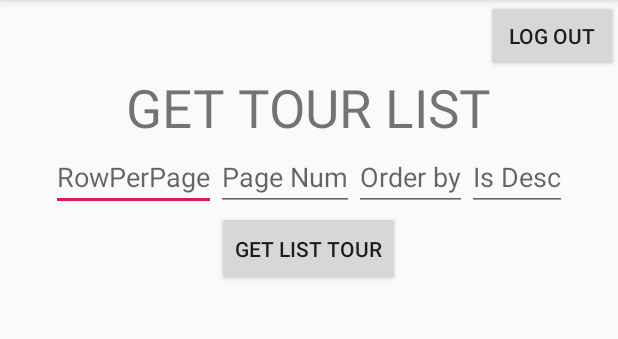
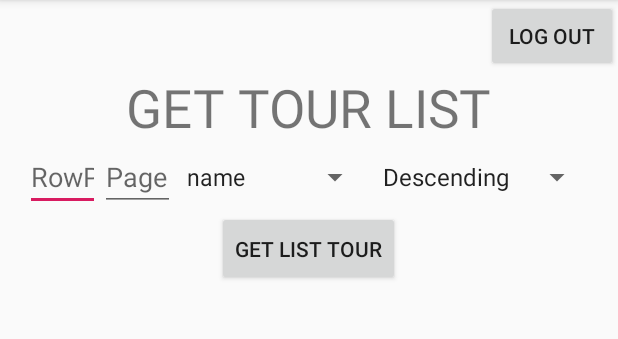
Before and after one commit to datdo7549/Project_travel_assitant, an Android app: the MainActivity screen opened directly, with no data from a screen before it, after a tap on "GET LIST TOUR", on a phone screen of 412 x 824 dp, the part 84-423 px from its top. Run offline under Robolectric (Android 15) with nearby library versions, the phone set to English and light mode, and no system bars; libraries missing offline, so code that uses them is left out: com.facebook, com.facebook.login; 1 statement that could not run was skipped.

Commit message:
Fix interface MainActivity, add checkValid TourList

```diff
--- a/app/src/main/java/com/example/loginandregister/MainActivity.java
+++ b/app/src/main/java/com/example/loginandregister/MainActivity.java
@@ -4,10 +4,13 @@ import androidx.appcompat.app.AppCompatActivity;
 
 import android.content.Intent;
 import android.os.Bundle;
+import android.text.TextUtils;
 import android.view.View;
+import android.widget.ArrayAdapter;
 import android.widget.Button;
 import android.widget.EditText;
 import android.widget.ListView;
+import android.widget.Spinner;
 import android.widget.TextView;
 import android.widget.Toast;
 
@@ -33,8 +36,8 @@ import static com.example.loginandregister.LoginActivity.URL;
 public class MainActivity extends AppCompatActivity implements View.OnClickListener {
     private EditText row;
     private EditText page;
-    private EditText byname;
-    private EditText isDesc;
+    private Spinner byname;
+    private Spinner isDesc;
     private Button get;
     private Button logout;
     private ListView listView;
@@ -51,15 +54,22 @@ public class MainActivity extends AppCompatActivity implements View.OnClickListe
         get.setOnClickListener(this);
         logout.setOnClickListener(this);
 
-
-
     }
 
     private void mapping() {
         row=findViewById(R.id.rowPerPage);
         page=findViewById(R.id.pageNum);
+
         byname=findViewById(R.id.orderBy);
+        ArrayAdapter<CharSequence> adapter_byname = ArrayAdapter.createFromResource(this, R.array.order_by, android.R.layout.simple_spinner_item);
+        adapter_byname.setDropDownViewResource(android.R.layout.simple_spinner_dropdown_item);
+        byname.setAdapter(adapter_byname);
+
         isDesc=findViewById(R.id.isDesc);
+        ArrayAdapter<CharSequence> adapter_isdesc = ArrayAdapter.createFromResource(this, R.array.is_desc, android.R.layout.simple_spinner_item);
+        adapter_isdesc.setDropDownViewResource(android.R.layout.simple_spinner_dropdown_item);
+        isDesc.setAdapter(adapter_isdesc);
+
         get=findViewById(R.id.getlist);
         logout=findViewById(R.id.logout);
         //listView=findViewById(R.id.listview);
@@ -77,12 +87,22 @@ public class MainActivity extends AppCompatActivity implements View.OnClickListe
         {
             case R.id.getlist:
             {
+                if (!checkEmpty(row, page)) {
+                    Toast.makeText(this, "Row or Page is empty", Toast.LENGTH_SHORT).show();
+                    break;
+                }
                 int mRow=Integer.parseInt(row.getText().toString());
                 int mPage=Integer.parseInt(page.getText().toString());
-                String mByname=byname.getText().toString();
-                Boolean mIsDesc=Boolean.parseBoolean(isDesc.getText().toString());
+                String mByname = byname.getSelectedItem().toString();
+                boolean mIsDesc;
+                if (isDesc.getSelectedItem().toString() == "Descending")
+                    mIsDesc = true;
+                else
+                    mIsDesc = false;
+
                 Map<String,String> map=new HashMap<>();
                 map.put("Authorization",token);
+                final int m_Row = mRow, m_Page = mPage;
                 Call<ListTour> call=jsonPlaceHolderApi.getTour(mRow,mPage,mByname,mIsDesc,map);
                 call.enqueue(new Callback<ListTour>() {
                     @Override
@@ -92,17 +112,18 @@ public class MainActivity extends AppCompatActivity implements View.OnClickListe
                             Toast.makeText(MainActivity.this,"Get khong thanh cong",Toast.LENGTH_SHORT).show();
                             return;
                         }
-                        arrayList=new ArrayList<>(response.body().getTotal());
-                        arrayList=response.body().getTourList();
+                        int total = response.body().getTotal();
+                        if (checkValidRow(m_Row, m_Page, total)) {
+                            arrayList = new ArrayList<>(total);
+                            arrayList = response.body().getTourList();
 
-                        Toast.makeText(MainActivity.this,"Get thanh cong ",Toast.LENGTH_SHORT).show();
+                            Toast.makeText(MainActivity.this, "Get thanh cong ", Toast.LENGTH_SHORT).show();
 
+                            arrayList = new ArrayList<>(total);
+                            arrayList = response.body().getTourList();
 
-                        arrayList=new ArrayList<>(response.body().getTotal());
-                        arrayList=response.body().getTourList();
-
-                        ListView lv=findViewById(R.id.listTour);
-                        CustomAdapter arrayAdapternew= new CustomAdapter(MainActivity.this,R.layout.custom_layout_tour_listview,arrayList);
+                            ListView lv = findViewById(R.id.listTour);
+                            CustomAdapter arrayAdapternew = new CustomAdapter(MainActivity.this, R.layout.custom_layout_tour_listview, arrayList);
 
 
                             //Sua cai nay ne, chuyen no thanh List View
@@ -110,8 +131,11 @@ public class MainActivity extends AppCompatActivity implements View.OnClickListe
                             arrayAdapternew.notifyDataSetChanged();
                             lv.setAdapter(arrayAdapternew);
 
-                        Toast.makeText(MainActivity.this,"Get thanh cong ",Toast.LENGTH_SHORT).show();
+                            Toast.makeText(MainActivity.this, "Get thanh cong ", Toast.LENGTH_SHORT).show();
                             ////////////////////////////
+                        } else {
+                            Toast.makeText(MainActivity.this, "Nhap RowPerPage va Page Num khong dung", Toast.LENGTH_SHORT).show();
+                        }
                     }
 
                     @Override
@@ -130,4 +154,19 @@ public class MainActivity extends AppCompatActivity implements View.OnClickListe
             }
         }
     }
+
+    private boolean checkEmpty(EditText row, EditText page) {
+        if (TextUtils.isEmpty(row.getText().toString()) || TextUtils.isEmpty(page.getText().toString()))
+            return false;
+        return true;
     }
+
+    private boolean checkValidRow(int mRow, int mPage, int total) {
+        double temp = total/(mPage-1);
+        int max_row = (int) Math.round(temp);
+        if (mRow <= max_row) {
+            return true;
+        }
+        return false;
+    }
+}
--- a/app/src/main/res/layout/activity_main.xml
+++ b/app/src/main/res/layout/activity_main.xml
@@ -1,5 +1,6 @@
 <?xml version="1.0" encoding="utf-8"?>
-<LinearLayout xmlns:android="http://schemas.android.com/apk/res/android"
+<LinearLayout
+    xmlns:android="http://schemas.android.com/apk/res/android"
     xmlns:app="http://schemas.android.com/apk/res-auto"
     xmlns:tools="http://schemas.android.com/tools"
     android:orientation="vertical"
@@ -27,19 +28,21 @@
         <EditText
             android:id="@+id/rowPerPage"
             android:hint="RowPerPage"
-            android:layout_width="wrap_content"
-            android:layout_height="wrap_content"/>
+            android:layout_width="50dp"
+            android:layout_height="wrap_content"
+            android:inputType="number"/>
         <EditText
             android:id="@+id/pageNum"
             android:hint="Page Num"
-            android:layout_width="wrap_content"
-            android:layout_height="wrap_content"/>
-        <EditText
+            android:layout_width="50dp"
+            android:layout_height="wrap_content"
+            android:inputType="number"/>
+        <Spinner
             android:id="@+id/orderBy"
             android:hint="Order by"
             android:layout_width="wrap_content"
             android:layout_height="wrap_content"/>
-        <EditText
+        <Spinner
             android:id="@+id/isDesc"
             android:hint="Is Desc"
             android:layout_width="wrap_content"
--- a/app/src/main/res/values/strings.xml
+++ b/app/src/main/res/values/strings.xml
@@ -1,4 +1,16 @@
 <resources>
+
+    <string-array name="order_by">
+        <item>name</item>
+        <item>startDate</item>
+        <item>endDate</item>
+        <item>minCost</item>
+        <item>maxCost</item>
+    </string-array>
+    <string-array name="is_desc">
+        <item>Descending</item>
+        <item>Ascending</item>
+    </string-array>
     <string name="app_name">LoginAndRegister</string>
     <string name="phone">Phone</string>
     <string name="email">Email</string>
```
Also changed, not shown: 2 other files. Lines whose indentation alone changed are shown as unchanged.
